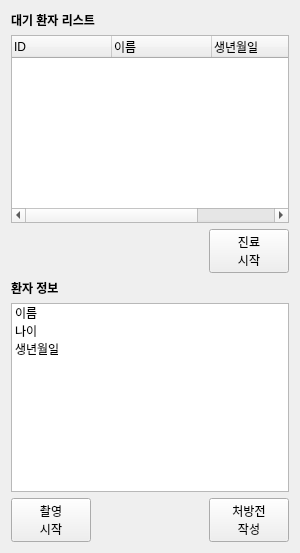
Before: the Qt Designer form ImageViewerSW/patientinfo.ui in Jeong0809/QT, drawn with Qt 5.
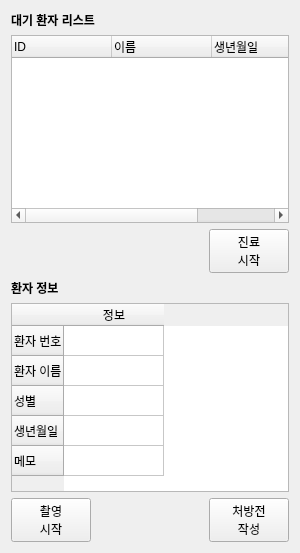
After: the same form once the commit is applied.

```diff
--- a/ImageViewerSW/patientinfo.ui
+++ b/ImageViewerSW/patientinfo.ui
@@ -94,25 +94,70 @@
     </widget>
    </item>
    <item row="4" column="0">
-    <widget class="QListWidget" name="listWidget">
-     <property name="flow">
-      <enum>QListView::TopToBottom</enum>
+    <widget class="QTableWidget" name="tableWidget">
+     <property name="layoutDirection">
+      <enum>Qt::LeftToRight</enum>
      </property>
-     <item>
+     <property name="editTriggers">
+      <set>QAbstractItemView::NoEditTriggers</set>
+     </property>
+     <property name="cornerButtonEnabled">
+      <bool>false</bool>
+     </property>
+     <row>
+      <property name="text">
+       <string>환자 번호</string>
+      </property>
+     </row>
+     <row>
+      <property name="text">
+       <string>환자 이름</string>
+      </property>
+     </row>
+     <row>
+      <property name="text">
+       <string>성별</string>
+      </property>
+     </row>
+     <row>
+      <property name="text">
+       <string>생년월일</string>
+      </property>
+     </row>
+     <row>
+      <property name="text">
+       <string>메모</string>
+      </property>
+     </row>
+     <column>
+      <property name="text">
+       <string>정보</string>
+      </property>
+     </column>
+    </widget>
+   </item>
+   <item row="1" column="0">
+    <widget class="QTreeWidget" name="treeWidget">
+     <column>
+      <property name="text">
+       <string>ID</string>
+      </property>
+     </column>
+     <column>
       <property name="text">
        <string>이름</string>
       </property>
-     </item>
-     <item>
-      <property name="text">
-       <string>나이</string>
-      </property>
-     </item>
-     <item>
+     </column>
+     <column>
       <property name="text">
        <string>생년월일</string>
       </property>
-     </item>
+     </column>
+     <column>
+      <property name="text">
+       <string>성별</string>
+      </property>
+     </column>
     </widget>
    </item>
    <item row="5" column="0">
```
Left out of the diff: 48 changed lines with no effect on the pictures.
